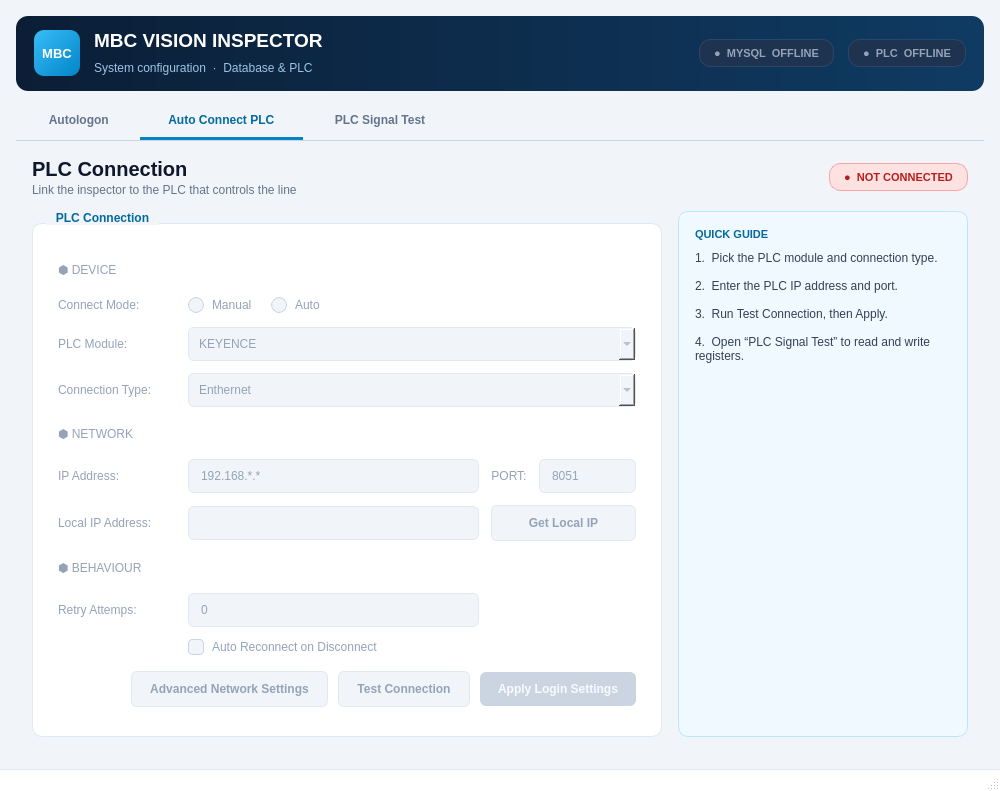
Old version of the form module_5/auto_init_.ui in the repository hodat2608/internal.project.
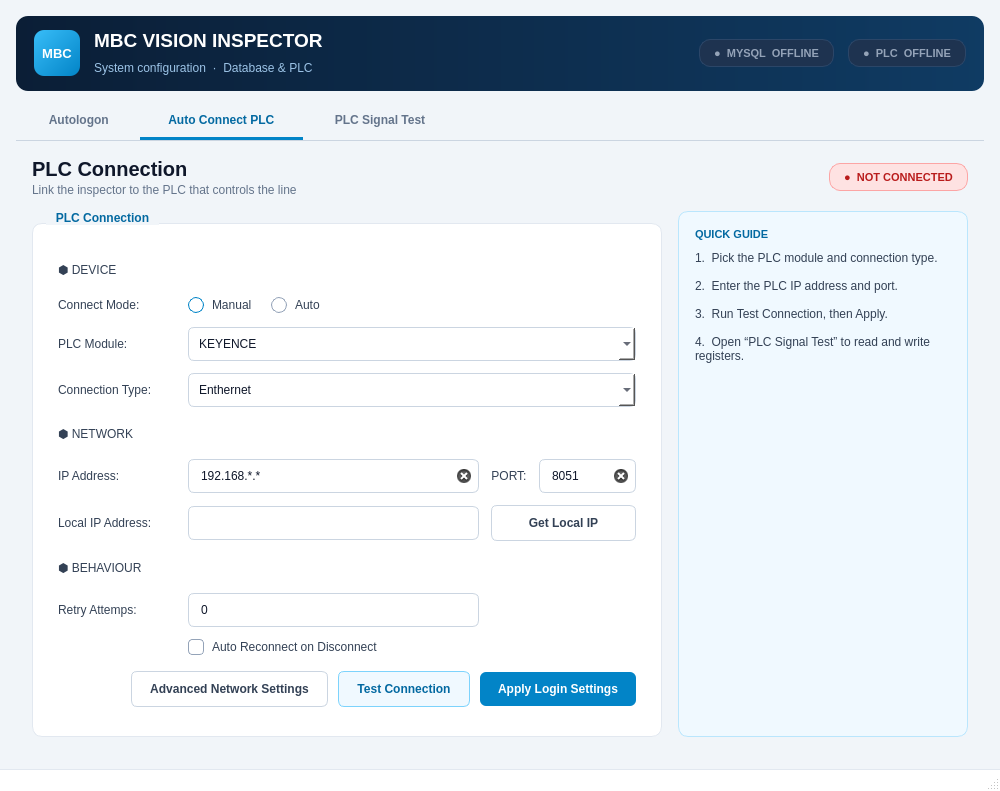
New version of the form. The open tabs and pages were chosen to show the change.

```diff
--- a/module_5/auto_init_.ui
+++ b/module_5/auto_init_.ui
@@ -334,6 +334,9 @@
     </item>
     <item row="1" column="0">
      <widget class="QTabWidget" name="tabWidget">
+      <property name="enabled">
+       <bool>true</bool>
+      </property>
       <property name="maximumSize">
        <size>
         <width>16777215</width>
@@ -938,7 +941,7 @@
         <item row="1" column="0">
          <widget class="QGroupBox" name="groupBox_plc_connection">
           <property name="enabled">
-           <bool>false</bool>
+           <bool>true</bool>
           </property>
           <property name="title">
            <string>PLC Connection</string>
@@ -1028,6 +1031,9 @@
            </item>
            <item row="2" column="1" colspan="3">
             <widget class="QComboBox" name="comboBox">
+             <property name="enabled">
+              <bool>true</bool>
+             </property>
              <item>
               <property name="text">
                <string>KEYENCE</string>
@@ -1060,6 +1066,9 @@
            </item>
            <item row="3" column="1" colspan="3">
             <widget class="QComboBox" name="comboBox_connection_type_2">
+             <property name="enabled">
+              <bool>true</bool>
+             </property>
              <item>
               <property name="text">
                <string>Enthernet</string>
@@ -1095,6 +1104,9 @@
              <property name="text">
               <string>192.168.*.*</string>
              </property>
+             <property name="clearButtonEnabled">
+              <bool>true</bool>
+             </property>
             </widget>
            </item>
            <item row="5" column="2">
@@ -1112,6 +1124,9 @@
              <property name="text">
               <string>8051</string>
              </property>
+             <property name="clearButtonEnabled">
+              <bool>true</bool>
+             </property>
             </widget>
            </item>
            <item row="6" column="0">
```
